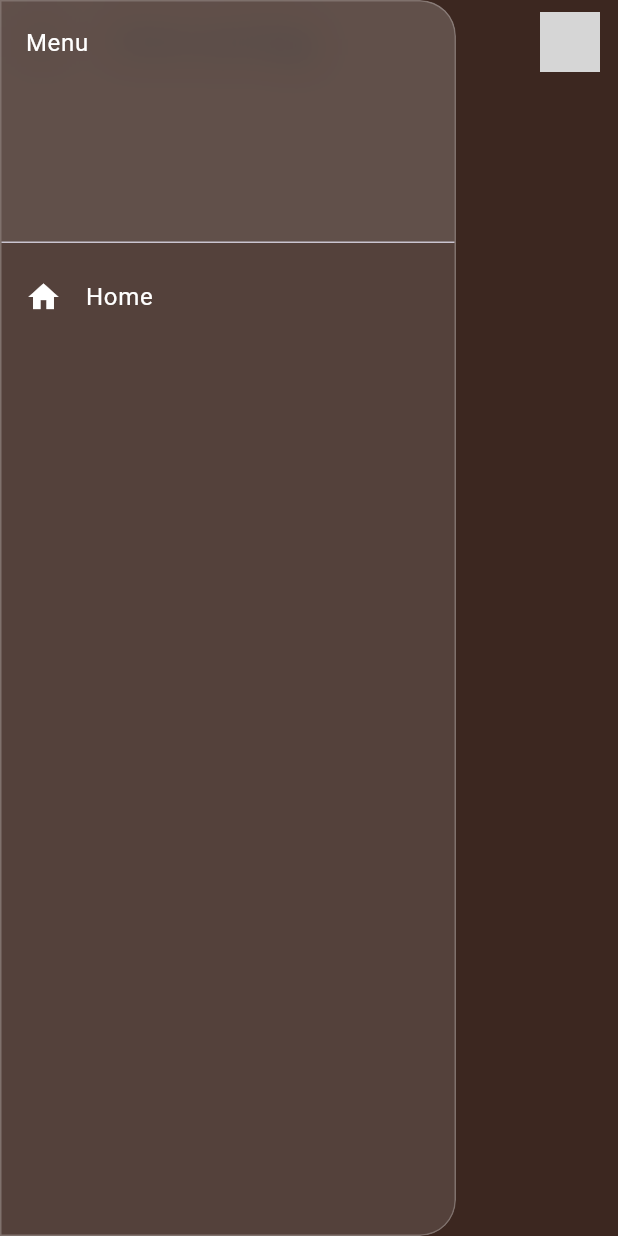
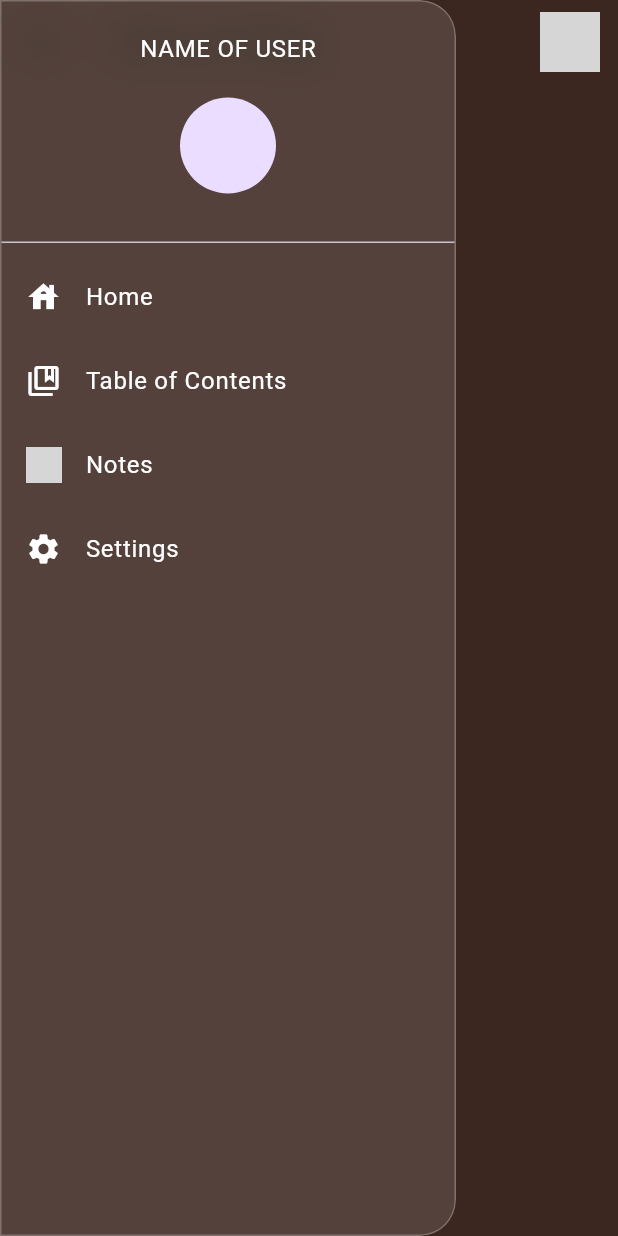
Before and after one commit to donovantran/chick_and_egg, a Flutter app: the screen it shows after launch, with the side drawer open, on a phone screen of 412 x 824 dp. Run offline on Flutter 3.47's test engine with Material 3 defaults, Android fonts, the phone set to English and light mode, and no system bars; grey boxes are pictures that could not be loaded.

Commit message:
added icons, user profile to drawer header and more

```diff
--- a/lib/widgets/app_drawer.dart
+++ b/lib/widgets/app_drawer.dart
@@ -32,18 +32,33 @@ class AppDrawer extends StatelessWidget {
               padding: EdgeInsets.zero,
               children: [
                 DrawerHeader(
-                  decoration: BoxDecoration(
-                    color: Colors.white.withOpacity(0.08),
-                  ),
-                  child: const Text(
-                    'Menu',
-                    style: TextStyle(color: Colors.white),
+                  child: Column(
+                    mainAxisAlignment: MainAxisAlignment.center,
+                    children: [
+                      const Text('NAME OF USER', style: TextStyle(color: Colors.white)),
+                      const SizedBox(height: 20),
+                      const CircleAvatar(radius: 32),
+                      const SizedBox(height: 20),
+
+                    ],
                   ),
                 ),
                 ListTile(
-                  leading: const Icon(Icons.home, color: Colors.white),
+                  leading: const Icon(Icons.house, color: Colors.white),
                   title: const Text('Home', style: TextStyle(color: Colors.white)),
                   onTap: () => Navigator.pop(context),
+                ),
+                ListTile(
+                  leading: const Icon(Icons.collections_bookmark_outlined, color: Colors.white,),
+                  title: const Text('Table of Contents', style: TextStyle(color: Colors.white)),
+                ),
+                ListTile(
+                  leading: const ImageIcon(AssetImage('assets/notes_icon.png'), size: 24, color: Colors.white,),
+                  title: const Text('Notes', style: TextStyle(color: Colors.white),)
+                ),
+                ListTile(
+                  leading: const Icon(Icons.settings, color: Colors.white),
+                  title: const Text('Settings', style: TextStyle(color: Colors.white))
                 ),
               ],
             ),
```
Also changed, not shown: assets/notes_icon.png (added).
